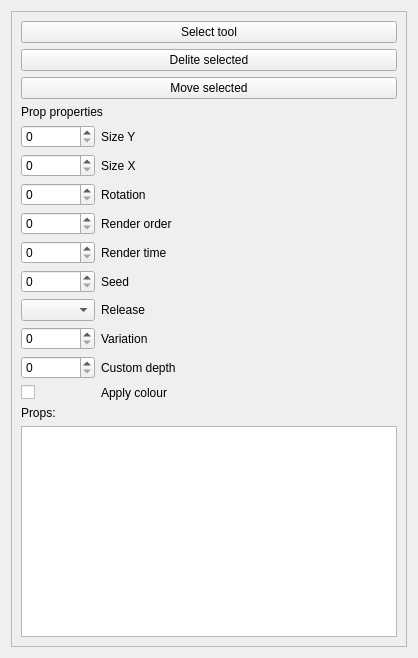
This is ui/uifiles/editors/props.ui in timofey260/RWE-Sharp as Qt 5 draws it before an edit. The edited form follows.
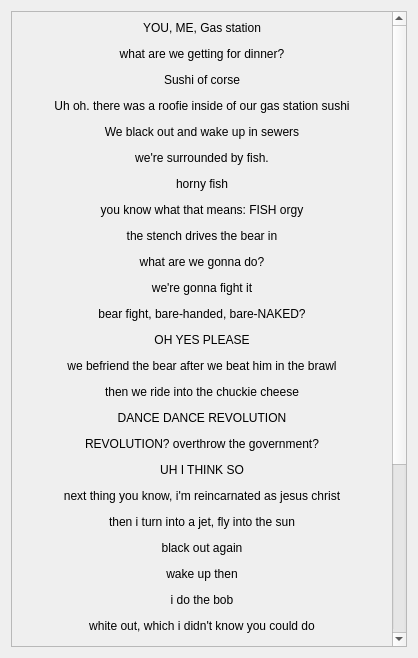
This is the edited form.

Commit message: prop explorer

What changed in the file:
```diff
--- a/ui/uifiles/editors/props.ui
+++ b/ui/uifiles/editors/props.ui
@@ -24,29 +24,15 @@
        <rect>
         <x>0</x>
         <y>0</y>
-        <width>398</width>
-        <height>638</height>
+        <width>386</width>
+        <height>924</height>
        </rect>
       </property>
       <layout class="QVBoxLayout" name="verticalLayout_2">
        <item>
-        <widget class="QPushButton" name="ToolPropsSelectTool">
+        <widget class="QLabel" name="label">
          <property name="text">
-          <string>Select tool</string>
-         </property>
-        </widget>
-       </item>
-       <item>
-        <widget class="QPushButton" name="ToolPropsDelite">
-         <property name="text">
-          <string>Delite selected</string>
-         </property>
-        </widget>
-       </item>
-       <item>
-        <widget class="QPushButton" name="ToolPropsMoveSelected">
-         <property name="text">
-          <string>Move selected</string>
+          <string>&lt;html&gt;&lt;head/&gt;&lt;body&gt;&lt;p align=&quot;center&quot;&gt;YOU, ME, Gas station&lt;/p&gt;&lt;p align=&quot;center&quot;&gt;what are we getting for dinner?&lt;/p&gt;&lt;p align=&quot;center&quot;&gt;Sushi of corse&lt;/p&gt;&lt;p align=&quot;center&quot;&gt;Uh oh. there was a roofie inside of our gas station sushi&lt;/p&gt;&lt;p align=&quot;center&quot;&gt;We black out and wake up in sewers&lt;/p&gt;&lt;p align=&quot;center&quot;&gt;we're surrounded by fish.&lt;/p&gt;&lt;p align=&quot;center&quot;&gt;horny fish&lt;/p&gt;&lt;p align=&quot;center&quot;&gt;you know what that means: FISH orgy&lt;/p&gt;&lt;p align=&quot;center&quot;&gt;the stench drives the bear in&lt;/p&gt;&lt;p align=&quot;center&quot;&gt;what are we gonna do?&lt;/p&gt;&lt;p align=&quot;center&quot;&gt;we're gonna fight it&lt;/p&gt;&lt;p align=&quot;center&quot;&gt;bear fight, bare-handed, bare-NAKED?&lt;/p&gt;&lt;p align=&quot;center&quot;&gt;OH YES PLEASE&lt;/p&gt;&lt;p align=&quot;center&quot;&gt;we befriend the bear after we beat him in the brawl&lt;/p&gt;&lt;p align=&quot;center&quot;&gt;then we ride into the chuckie cheese&lt;/p&gt;&lt;p align=&quot;center&quot;&gt;DANCE DANCE REVOLUTION&lt;/p&gt;&lt;p align=&quot;center&quot;&gt;REVOLUTION? overthrow the government?&lt;/p&gt;&lt;p align=&quot;center&quot;&gt;UH I THINK SO&lt;/p&gt;&lt;p align=&quot;center&quot;&gt;next thing you know, i'm reincarnated as jesus christ&lt;/p&gt;&lt;p align=&quot;center&quot;&gt;then i turn into a jet, fly into the sun&lt;/p&gt;&lt;p align=&quot;center&quot;&gt;black out again&lt;/p&gt;&lt;p align=&quot;center&quot;&gt;wake up then&lt;/p&gt;&lt;p align=&quot;center&quot;&gt;i do the bob&lt;/p&gt;&lt;p align=&quot;center&quot;&gt;white out, which i didn't know you could do&lt;/p&gt;&lt;p align=&quot;center&quot;&gt;then i smoked a joint&lt;/p&gt;&lt;p align=&quot;center&quot;&gt;greened out&lt;/p&gt;&lt;p align=&quot;center&quot;&gt;then i turned into the sun&lt;/p&gt;&lt;p align=&quot;center&quot;&gt;UH OH LOOKS LIKE THE METH IS KICKING IN&lt;/p&gt;&lt;p align=&quot;center&quot;&gt;KIJFWOUHAGOWHIGAOIJGAOKMWDWANMFOGJAW&lt;/p&gt;&lt;/body&gt;&lt;/html&gt;</string>
          </property>
         </widget>
        </item>
@@ -57,189 +43,6 @@
          </property>
         </widget>
        </item>
-       <item>
-        <layout class="QGridLayout" name="gridLayout_12">
-         <item row="0" column="0">
-          <widget class="QSpinBox" name="ToolsPropsSizeY">
-           <property name="sizePolicy">
-            <sizepolicy hsizetype="Preferred" vsizetype="Preferred">
-             <horstretch>1</horstretch>
-             <verstretch>0</verstretch>
-            </sizepolicy>
-           </property>
-          </widget>
-         </item>
-         <item row="0" column="1">
-          <widget class="QLabel" name="ToolPropsLabel_10">
-           <property name="sizePolicy">
-            <sizepolicy hsizetype="Preferred" vsizetype="Preferred">
-             <horstretch>4</horstretch>
-             <verstretch>0</verstretch>
-            </sizepolicy>
-           </property>
-           <property name="text">
-            <string>Size Y</string>
-           </property>
-          </widget>
-         </item>
-         <item row="1" column="0">
-          <widget class="QSpinBox" name="ToolPropsSizeX">
-           <property name="sizePolicy">
-            <sizepolicy hsizetype="Preferred" vsizetype="Preferred">
-             <horstretch>0</horstretch>
-             <verstretch>0</verstretch>
-            </sizepolicy>
-           </property>
-          </widget>
-         </item>
-         <item row="1" column="1">
-          <widget class="QLabel" name="ToolPropsLabel_9">
-           <property name="text">
-            <string>Size X</string>
-           </property>
-          </widget>
-         </item>
-         <item row="2" column="0">
-          <widget class="QSpinBox" name="ToolPropsRotation">
-           <property name="sizePolicy">
-            <sizepolicy hsizetype="Preferred" vsizetype="Preferred">
-             <horstretch>0</horstretch>
-             <verstretch>0</verstretch>
-            </sizepolicy>
-           </property>
-          </widget>
-         </item>
-         <item row="2" column="1">
-          <widget class="QLabel" name="ToolPropsLabel_8">
-           <property name="text">
-            <string>Rotation</string>
-           </property>
-          </widget>
-         </item>
-         <item row="3" column="0">
-          <widget class="QSpinBox" name="ToolPropsRenderOrder">
-           <property name="sizePolicy">
-            <sizepolicy hsizetype="Preferred" vsizetype="Preferred">
-             <horstretch>0</horstretch>
-             <verstretch>0</verstretch>
-            </sizepolicy>
-           </property>
-          </widget>
-         </item>
-         <item row="3" column="1">
-          <widget class="QLabel" name="ToolPropsLabel">
-           <property name="text">
-            <string>Render order</string>
-           </property>
-          </widget>
-         </item>
-         <item row="4" column="0">
-          <widget class="QSpinBox" name="ToolPropsRenderTime">
-           <property name="sizePolicy">
-            <sizepolicy hsizetype="Preferred" vsizetype="Preferred">
-             <horstretch>0</horstretch>
-             <verstretch>0</verstretch>
-            </sizepolicy>
-           </property>
-          </widget>
-         </item>
-         <item row="4" column="1">
-          <widget class="QLabel" name="ToolPropsLabel_2">
-           <property name="text">
-            <string>Render time </string>
-           </property>
-          </widget>
-         </item>
-         <item row="5" column="0">
-          <widget class="QSpinBox" name="ToolPropsSeed">
-           <property name="sizePolicy">
-            <sizepolicy hsizetype="Preferred" vsizetype="Preferred">
-             <horstretch>0</horstretch>
-             <verstretch>0</verstretch>
-            </sizepolicy>
-           </property>
-          </widget>
-         </item>
-         <item row="5" column="1">
-          <widget class="QLabel" name="ToolPropsLabel_3">
-           <property name="text">
-            <string>Seed</string>
-           </property>
-          </widget>
-         </item>
-         <item row="6" column="0">
-          <widget class="QComboBox" name="ToolPropsRelease">
-           <property name="sizePolicy">
-            <sizepolicy hsizetype="Preferred" vsizetype="Preferred">
-             <horstretch>0</horstretch>
-             <verstretch>0</verstretch>
-            </sizepolicy>
-           </property>
-          </widget>
-         </item>
-         <item row="6" column="1">
-          <widget class="QLabel" name="ToolPropsLabel_4">
-           <property name="text">
-            <string>Release</string>
-           </property>
-          </widget>
-         </item>
-         <item row="7" column="0">
-          <widget class="QSpinBox" name="ToolPropsVariation">
-           <property name="sizePolicy">
-            <sizepolicy hsizetype="Preferred" vsizetype="Preferred">
-             <horstretch>0</horstretch>
-             <verstretch>0</verstretch>
-            </sizepolicy>
-           </property>
-          </widget>
-         </item>
-         <item row="7" column="1">
-          <widget class="QLabel" name="ToolPropsLabel_6">
-           <property name="text">
-            <string>Variation</string>
-           </property>
-          </widget>
-         </item>
-         <item row="8" column="0">
-          <widget class="QSpinBox" name="ToolPropsCustomDepth">
-           <property name="sizePolicy">
-            <sizepolicy hsizetype="Preferred" vsizetype="Preferred">
-             <horstretch>0</horstretch>
-             <verstretch>0</verstretch>
-            </sizepolicy>
-           </property>
-          </widget>
-         </item>
-         <item row="8" column="1">
-          <widget class="QLabel" name="ToolPropsLabel_5">
-           <property name="text">
-            <string>Custom depth</string>
-           </property>
-          </widget>
-         </item>
-         <item row="9" column="0">
-          <widget class="QCheckBox" name="ToolPropsApplyColor">
-           <property name="sizePolicy">
-            <sizepolicy hsizetype="Preferred" vsizetype="Preferred">
-             <horstretch>0</horstretch>
-             <verstretch>0</verstretch>
-            </sizepolicy>
-           </property>
-           <property name="text">
-            <string/>
-           </property>
-          </widget>
-         </item>
-         <item row="9" column="1">
-          <widget class="QLabel" name="ToolPropsLabel_7">
-           <property name="text">
-            <string>Apply colour</string>
-           </property>
-          </widget>
-         </item>
-        </layout>
-       </item>
        <item>
         <widget class="QLabel" name="label_16">
          <property name="text">
```
The commit also changes 17 other files.
